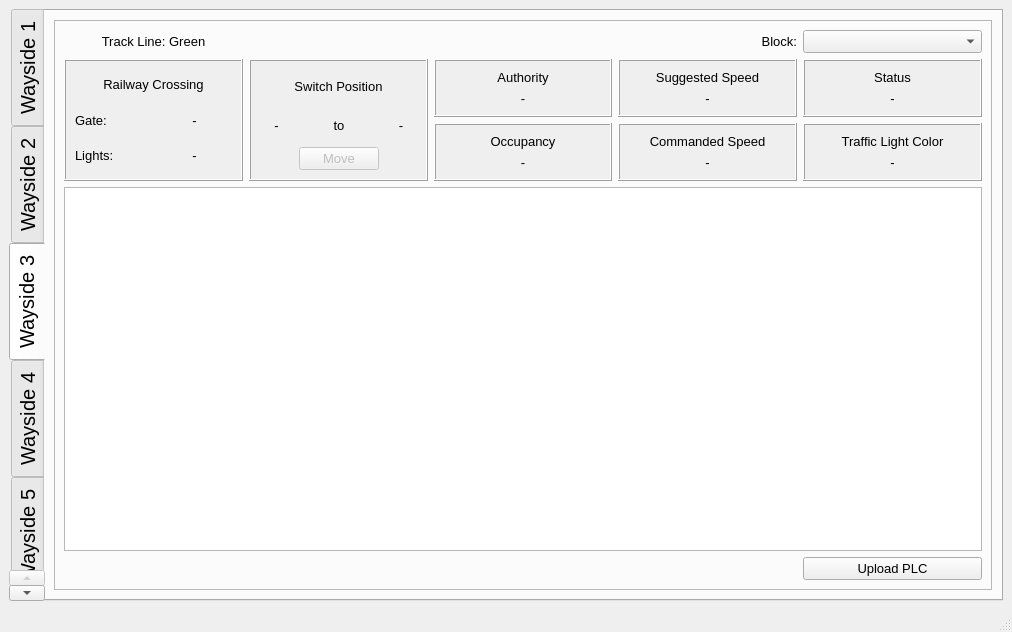
Above: Wayside_Controller/ui/WaysideMainUI.ui from ece1140thebteam/train_system_sim before the change. Below: the same form after it.
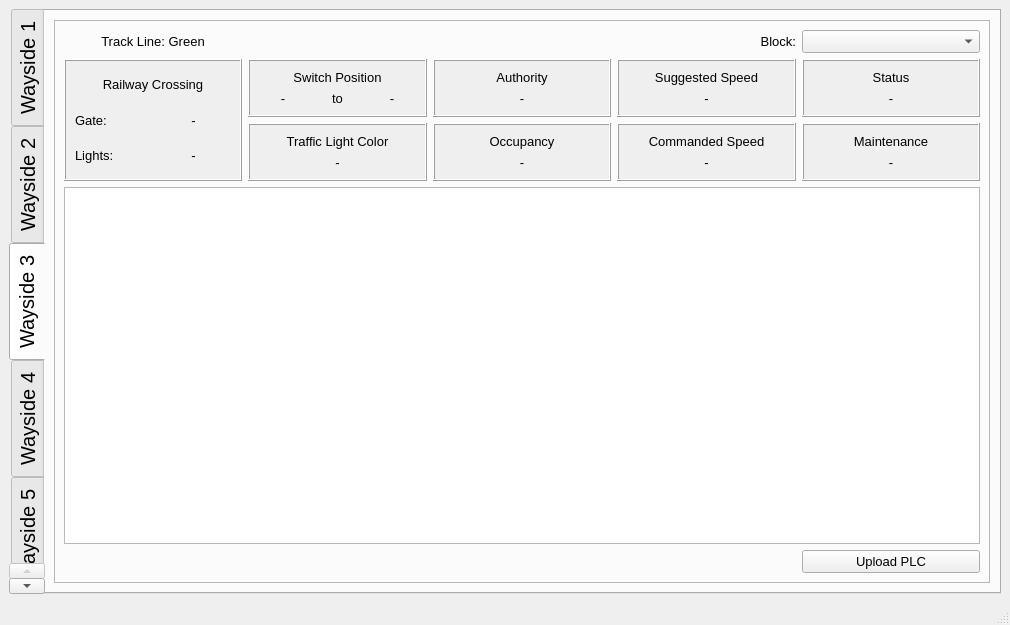
That is the form after the change. The open tabs and pages were chosen to show the change.

Commit message: display Controller GUIs

The edit to the form file:
```diff
--- a/Wayside_Controller/ui/WaysideMainUI.ui
+++ b/Wayside_Controller/ui/WaysideMainUI.ui
@@ -6,8 +6,8 @@
    <rect>
     <x>0</x>
     <y>0</y>
-    <width>1012</width>
-    <height>632</height>
+    <width>1010</width>
+    <height>625</height>
    </rect>
   </property>
   <property name="windowTitle">
@@ -1628,6 +1628,11 @@
              <property name="currentText">
               <string/>
              </property>
+             <item>
+              <property name="text">
+               <string/>
+              </property>
+             </item>
             </widget>
            </item>
            <item row="1" column="0" rowspan="2">
@@ -1741,65 +1746,6 @@
              </property>
             </widget>
            </item>
-           <item row="2" column="4">
-            <widget class="QFrame" name="trafficLightFrame3">
-             <property name="autoFillBackground">
-              <bool>true</bool>
-             </property>
-             <property name="frameShape">
-              <enum>QFrame::Box</enum>
-             </property>
-             <property name="frameShadow">
-              <enum>QFrame::Raised</enum>
-             </property>
-             <property name="lineWidth">
-              <number>1</number>
-             </property>
-             <property name="midLineWidth">
-              <number>0</number>
-             </property>
-             <layout class="QVBoxLayout" name="verticalLayout_41">
-              <item>
-               <widget class="QLabel" name="trafficLightLabel3">
-                <property name="font">
-                 <font>
-                  <family>Arial</family>
-                  <pointsize>10</pointsize>
-                  <underline>false</underline>
-                  <strikeout>false</strikeout>
-                  <kerning>true</kerning>
-                 </font>
-                </property>
-                <property name="text">
-                 <string>Traffic Light Color</string>
-                </property>
-                <property name="alignment">
-                 <set>Qt::AlignCenter</set>
-                </property>
-               </widget>
-              </item>
-              <item>
-               <widget class="QLabel" name="trafficLightValue3">
-                <property name="font">
-                 <font>
-                  <family>Arial</family>
-                  <pointsize>10</pointsize>
-                  <underline>false</underline>
-                  <strikeout>false</strikeout>
-                  <kerning>true</kerning>
-                 </font>
-                </property>
-                <property name="text">
-                 <string>-</string>
-                </property>
-                <property name="alignment">
-                 <set>Qt::AlignCenter</set>
-                </property>
-               </widget>
-              </item>
-             </layout>
-            </widget>
-           </item>
            <item row="2" column="3">
             <widget class="QFrame" name="commandedSpeedFrame3">
              <property name="autoFillBackground">
@@ -1912,7 +1858,7 @@
              </layout>
             </widget>
            </item>
-           <item row="1" column="1" rowspan="2">
+           <item row="1" column="1">
             <widget class="QFrame" name="switchPositionFrame3">
              <property name="autoFillBackground">
               <bool>true</bool>
@@ -2006,18 +1952,107 @@
                 </property>
                </widget>
               </item>
-              <item row="2" column="1">
-               <widget class="QPushButton" name="switchButton3">
-                <property name="enabled">
-                 <bool>false</bool>
+             </layout>
+            </widget>
+           </item>
+           <item row="2" column="1">
+            <widget class="QFrame" name="trafficLightFrame3">
+             <property name="autoFillBackground">
+              <bool>true</bool>
+             </property>
+             <property name="frameShape">
+              <enum>QFrame::Box</enum>
+             </property>
+             <property name="frameShadow">
+              <enum>QFrame::Raised</enum>
+             </property>
+             <property name="lineWidth">
+              <number>1</number>
+             </property>
+             <property name="midLineWidth">
+              <number>0</number>
+             </property>
+             <layout class="QVBoxLayout" name="verticalLayout_41">
+              <item>
+               <widget class="QLabel" name="trafficLightLabel3">
+                <property name="font">
+                 <font>
+                  <family>Arial</family>
+                  <pointsize>10</pointsize>
+                  <underline>false</underline>
+                  <strikeout>false</strikeout>
+                  <kerning>true</kerning>
+                 </font>
                 </property>
+                <property name="text">
+                 <string>Traffic Light Color</string>
+                </property>
+                <property name="alignment">
+                 <set>Qt::AlignCenter</set>
+                </property>
+               </widget>
+              </item>
+              <item>
+               <widget class="QLabel" name="trafficLightValue3">
                 <property name="font">
                  <font>
+                  <family>Arial</family>
                   <pointsize>10</pointsize>
+                  <underline>false</underline>
+                  <strikeout>false</strikeout>
+                  <kerning>true</kerning>
                  </font>
                 </property>
                 <property name="text">
-                 <string>Move</string>
+                 <string>-</string>
+                </property>
+                <property name="alignment">
+                 <set>Qt::AlignCenter</set>
+                </property>
+               </widget>
+              </item>
+             </layout>
+            </widget>
+           </item>
+           <item row="2" column="4">
+            <widget class="QFrame" name="maintenanceFrame3">
+             <property name="autoFillBackground">
+              <bool>true</bool>
+             </property>
+             <property name="frameShape">
+              <enum>QFrame::Box</enum>
+             </property>
+             <property name="frameShadow">
+              <enum>QFrame::Raised</enum>
+             </property>
+             <layout class="QVBoxLayout" name="verticalLayout_3">
+              <item>
+               <widget class="QLabel" name="maintenanceLabel3">
+                <property name="font">
+                 <font>
+                  <pointsize>10</pointsize>
+                 </font>
+                </property>
+                <property name="text">
+                 <string>Maintenance</string>
+                </property>
+                <property name="alignment">
+                 <set>Qt::AlignCenter</set>
+                </property>
+               </widget>
+              </item>
+              <item>
+               <widget class="QLabel" name="maintenanceValue3">
+                <property name="font">
+                 <font>
+                  <pointsize>10</pointsize>
+                 </font>
+                </property>
+                <property name="text">
+                 <string>-</string>
+                </property>
+                <property name="alignment">
+                 <set>Qt::AlignCenter</set>
                 </property>
                </widget>
               </item>
```
Left out of the diff: 486 changed lines with no effect on the pictures. The commit also changes 3 other files.
